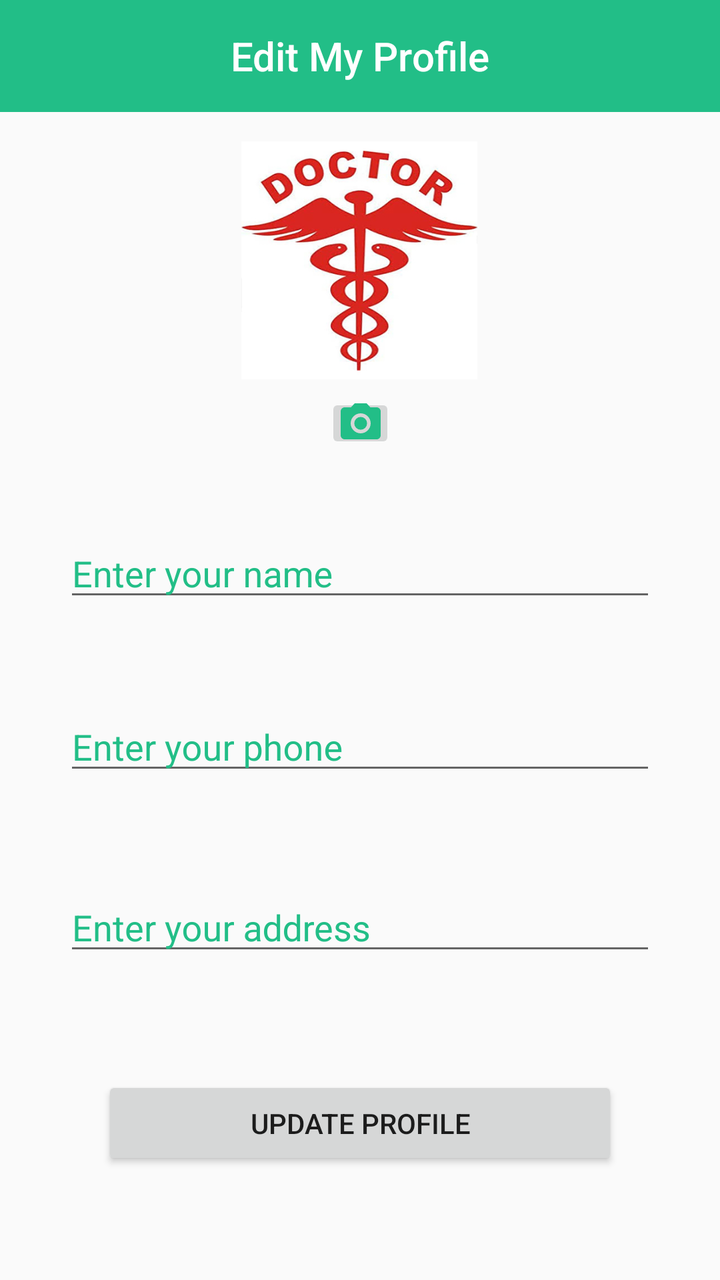
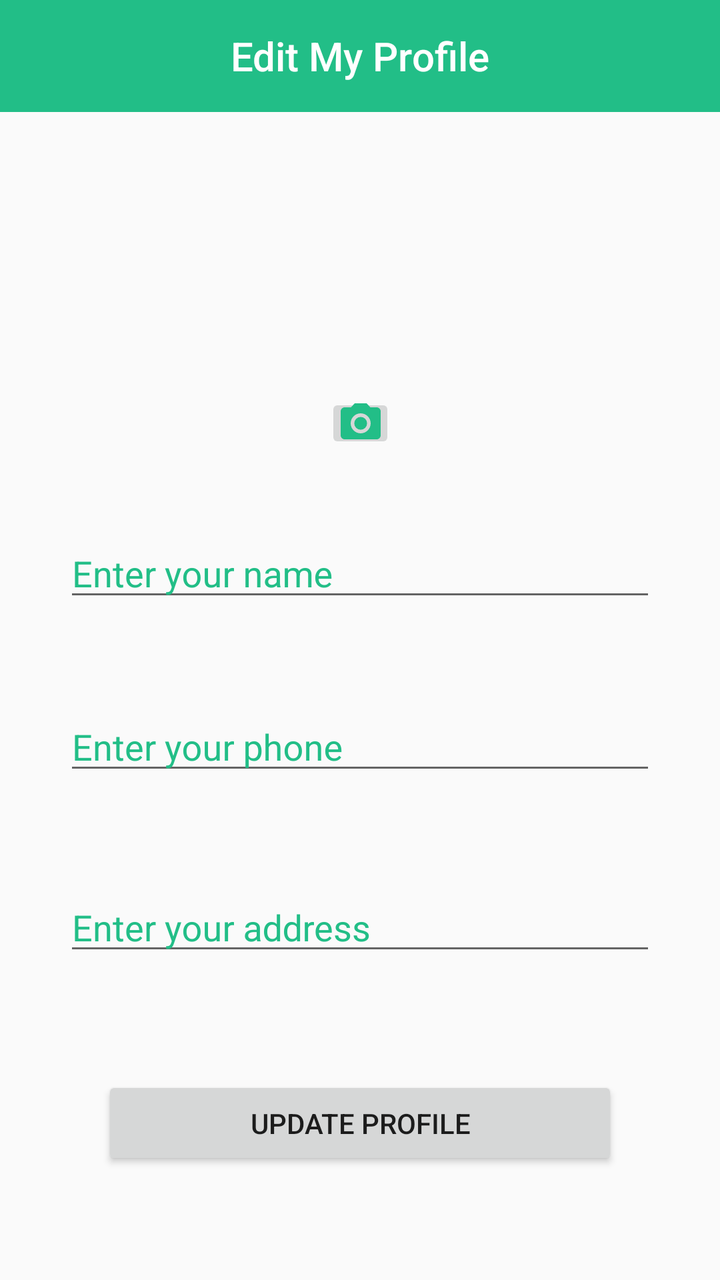

An Android layout rendered at two revisions. The XML below is the earlier revision; the diff shows what the commit changed to produce the second picture.
<!-- AndroidManifest.xml: application theme Theme.AppCompat.Light.NoActionBar -->
<!-- res/layout/activity_edit_profile_patient.xml -->
<?xml version="1.0" encoding="utf-8"?>
<androidx.constraintlayout.widget.ConstraintLayout xmlns:android="http://schemas.android.com/apk/res/android"
    xmlns:app="http://schemas.android.com/apk/res-auto"
    android:layout_width="match_parent"
    android:layout_height="match_parent"
    xmlns:tools="http://schemas.android.com/tools"
    tools:context=".EditProfilePatientActivity">

    <androidx.appcompat.widget.Toolbar
        android:id="@+id/toolbar"
        android:layout_width="match_parent"
        android:layout_height="wrap_content"
        android:background="#22BE87"
        android:minHeight="?attr/actionBarSize"
        app:layout_constraintEnd_toEndOf="parent"
        app:layout_constraintStart_toStartOf="parent"
        app:layout_constraintTop_toTopOf="parent"
        app:titleTextColor="#fff"
        app:contentInsetLeft="0dp"
        app:contentInsetStart="0dp">
        <TextView
            android:id="@+id/toolbar_title"
            android:layout_width="wrap_content"
            android:layout_height="wrap_content"
            android:text="Edit My Profile"
            android:textColor="@android:color/white"
            style="@style/TextAppearance.AppCompat.Widget.ActionBar.Title"
            android:layout_gravity="center"
            />
    </androidx.appcompat.widget.Toolbar>



    <com.google.android.material.textfield.TextInputLayout
        android:id="@+id/name"
        android:layout_width="match_parent"
        android:layout_height="45dp"
        android:layout_marginStart="32dp"
        android:layout_marginLeft="32dp"
        android:layout_marginEnd="32dp"
        android:layout_marginRight="32dp"
        android:hint="Enter your name"
        android:textColorHint="#22BE87"
        app:boxBackgroundMode="outline"
        app:boxStrokeColor="#22BE87"
        app:layout_constraintBottom_toBottomOf="parent"
        app:layout_constraintEnd_toEndOf="parent"
        app:layout_constraintHorizontal_bias="0.0"
        app:layout_constraintStart_toStartOf="parent"
        app:layout_constraintTop_toTopOf="parent"
        app:layout_constraintVertical_bias="0.438">

        <com.google.android.material.textfield.TextInputEditText
            android:id="@+id/nameText"
            android:layout_width="match_parent"
            android:layout_height="wrap_content"
            />
    </com.google.android.material.textfield.TextInputLayout>


    <com.google.android.material.textfield.TextInputLayout
        android:id="@+id/phone"
        android:layout_width="match_parent"
        android:layout_height="45dp"
        android:layout_marginStart="32dp"
        android:layout_marginLeft="32dp"
        android:layout_marginEnd="32dp"
        android:layout_marginRight="32dp"
        android:hint="Enter your phone"
        android:textColorHint="#22BE87"
        app:boxBackgroundMode="outline"
        app:boxStrokeColor="#22BE87"
        app:layout_constraintBottom_toBottomOf="parent"
        app:layout_constraintEnd_toEndOf="parent"
        app:layout_constraintHorizontal_bias="0.0"
        app:layout_constraintStart_toStartOf="parent"
        app:layout_constraintTop_toBottomOf="@+id/name"
        app:layout_constraintVertical_bias="0.144">


        <com.google.android.material.textfield.TextInputEditText
            android:id="@+id/phoneText"
            android:layout_width="match_parent"
            android:inputType="number"
            android:layout_height="wrap_content"
            />
    </com.google.android.material.textfield.TextInputLayout>

    <com.google.android.material.textfield.TextInputLayout
        android:id="@+id/address"
        android:layout_width="match_parent"
        android:layout_height="45dp"
        android:layout_marginStart="32dp"
        android:layout_marginLeft="32dp"
        android:layout_marginEnd="32dp"
        android:layout_marginRight="32dp"
        android:hint="Enter your address"
        android:textColorHint="#22BE87"
        app:boxBackgroundMode="outline"
        app:boxStrokeColor="#22BE87"
        app:layout_constraintBottom_toBottomOf="parent"
        app:layout_constraintEnd_toEndOf="parent"
        app:layout_constraintHorizontal_bias="0.0"
        app:layout_constraintStart_toStartOf="parent"
        app:layout_constraintTop_toBottomOf="@+id/phone"
        app:layout_constraintVertical_bias="0.224">

        <com.google.android.material.textfield.TextInputEditText
            android:id="@+id/addressText"
            android:layout_width="match_parent"
            android:layout_height="wrap_content"
            />
    </com.google.android.material.textfield.TextInputLayout>

    <ImageView
        android:id="@+id/image_profile"
        android:layout_width="118dp"
        android:layout_height="119dp"
        android:background="@drawable/img"
        android:scaleType="center"
        app:layout_constraintBottom_toTopOf="@+id/name"
        app:layout_constraintEnd_toEndOf="parent"
        app:layout_constraintHorizontal_bias="0.498"
        app:layout_constraintStart_toStartOf="parent"
        app:layout_constraintTop_toBottomOf="@+id/toolbar"
        app:layout_constraintVertical_bias="0.172" />

    <Button
        android:id="@+id/update"
        android:layout_width="258dp"
        android:layout_height="47dp"
        android:layout_marginStart="42dp"
        android:layout_marginLeft="42dp"
        android:layout_marginEnd="42dp"
        android:layout_marginRight="42dp"
        android:text="UPDATE PROFILE"
        app:layout_constraintBottom_toBottomOf="parent"
        app:layout_constraintEnd_toEndOf="parent"
        app:layout_constraintHorizontal_bias="0.497"
        app:layout_constraintStart_toStartOf="parent"
        app:layout_constraintTop_toBottomOf="@+id/address" />

    <ImageButton
        android:id="@+id/select_image"
        android:layout_width="35dp"
        android:layout_height="30dp"
        app:layout_constraintBottom_toTopOf="@+id/name"
        app:layout_constraintEnd_toEndOf="parent"
        app:layout_constraintStart_toStartOf="parent"
        app:layout_constraintTop_toBottomOf="@+id/image_profile"
        app:layout_constraintVertical_bias="0.17"
        app:srcCompat="@drawable/ic_camera_alt_black_24dp" />


</androidx.constraintlayout.widget.ConstraintLayout>
<!-- resources referenced by this layout -->
<resources>
  <!-- drawable ic_camera_alt_black_24dp (drawable) -->
  <vector android:height="24dp" android:tint="#22BE87"
      android:viewportHeight="24.0" android:viewportWidth="24.0"
      android:width="24dp" xmlns:android="http://schemas.android.com/apk/res/android">
      <path android:fillColor="#FF000000" android:pathData="M12,12m-3.2,0a3.2,3.2 0,1 1,6.4 0a3.2,3.2 0,1 1,-6.4 0"/>
      <path android:fillColor="#FF000000" android:pathData="M9,2L7.17,4L4,4c-1.1,0 -2,0.9 -2,2v12c0,1.1 0.9,2 2,2h16c1.1,0 2,-0.9 2,-2L22,6c0,-1.1 -0.9,-2 -2,-2h-3.17L15,2L9,2zM12,17c-2.76,0 -5,-2.24 -5,-5s2.24,-5 5,-5 5,2.24 5,5 -2.24,5 -5,5z"/>
  </vector>
  <!-- drawable img (drawable) -->
  <?xml version="1.0" encoding="utf-8"?>
  <layer-list xmlns:android="http://schemas.android.com/apk/res/android" >
  
      <item android:drawable="@drawable/circle"/>
      <item android:drawable="@drawable/profile"/>
  
  </layer-list>
  <!-- drawable circle (drawable) -->
  <shape xmlns:android="http://schemas.android.com/apk/res/android"
      android:innerRadius="0dp"
      android:shape="ring"
      android:thicknessRatio="1.9"
      android:useLevel="false" >
      <solid android:color="@android:color/transparent" />
  
      <stroke
          android:width="10dp"
          android:color="@android:color/white" />
  </shape>
  <!-- drawable profile: jpg bitmap (drawable, 75947 bytes) -->
</resources>

<!-- the commit's change to res/layout/activity_edit_profile_patient.xml (unified diff, before → after) -->
@@ -116,7 +116,6 @@
         android:id="@+id/image_profile"
         android:layout_width="118dp"
         android:layout_height="119dp"
-        android:background="@drawable/img"
         android:scaleType="center"
         app:layout_constraintBottom_toTopOf="@+id/name"
         app:layout_constraintEnd_toEndOf="parent"
<!-- resource entries referenced after the edit -->
@@ -7,26 +7,5 @@
       <path android:fillColor="#FF000000" android:pathData="M12,12m-3.2,0a3.2,3.2 0,1 1,6.4 0a3.2,3.2 0,1 1,-6.4 0"/>
       <path android:fillColor="#FF000000" android:pathData="M9,2L7.17,4L4,4c-1.1,0 -2,0.9 -2,2v12c0,1.1 0.9,2 2,2h16c1.1,0 2,-0.9 2,-2L22,6c0,-1.1 -0.9,-2 -2,-2h-3.17L15,2L9,2zM12,17c-2.76,0 -5,-2.24 -5,-5s2.24,-5 5,-5 5,2.24 5,5 -2.24,5 -5,5z"/>
   </vector>
-  <!-- drawable img (drawable) -->
-  <?xml version="1.0" encoding="utf-8"?>
-  <layer-list xmlns:android="http://schemas.android.com/apk/res/android" >
-  
-      <item android:drawable="@drawable/circle"/>
-      <item android:drawable="@drawable/profile"/>
-  
-  </layer-list>
-  <!-- drawable circle (drawable) -->
-  <shape xmlns:android="http://schemas.android.com/apk/res/android"
-      android:innerRadius="0dp"
-      android:shape="ring"
-      android:thicknessRatio="1.9"
-      android:useLevel="false" >
-      <solid android:color="@android:color/transparent" />
-  
-      <stroke
-          android:width="10dp"
-          android:color="@android:color/white" />
-  </shape>
-  <!-- drawable profile: jpg bitmap (drawable, 75947 bytes) -->
 </resources>
 
